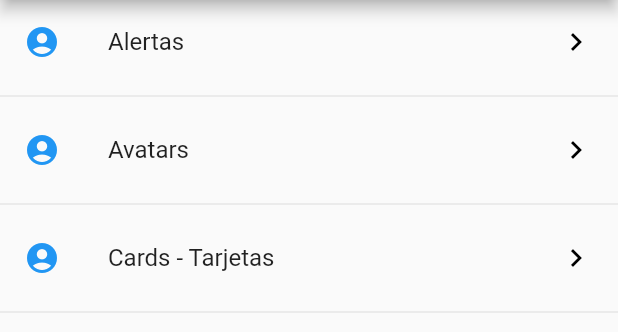
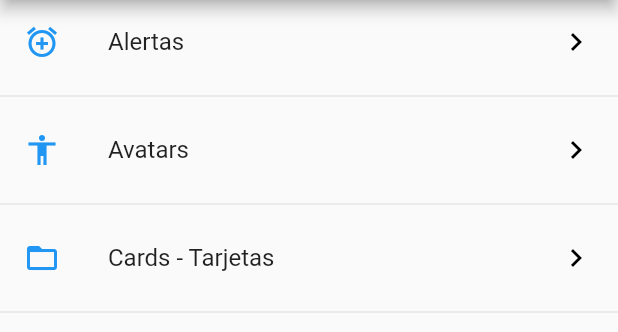
Before and after one commit to goandreus/Travel_Todo, a Flutter app: the screen it shows after launch, on a phone screen of 412 x 824 dp, the part 84-416 px from its top. Run offline on Flutter 3.47's test engine with Material 2 defaults, Android fonts, the phone set to English and light mode, and no system bars.

Commit message:
utils-icon

```diff
--- a/lib/src/pages/home_page.dart
+++ b/lib/src/pages/home_page.dart
@@ -1,4 +1,5 @@
 import 'package:componentes/src/providers/menu_provider.dart';
+import 'package:componentes/src/utils/icon_string_util.dart';
 import 'package:flutter/material.dart';
 
 class HomePage extends StatelessWidget {
@@ -32,7 +33,7 @@ class HomePage extends StatelessWidget {
       data.forEach((opt){
         final widgetTemp = ListTile(
           title: Text( opt['texto']),
-          leading: Icon(Icons.account_circle, color: Colors.blue),
+          leading: getIcon(opt['icon']),
           trailing: Icon(Icons.keyboard_arrow_right, color: Colors.black),
           onTap: (){
 
--- /dev/null
+++ b/lib/src/utils/icon_string_util.dart
@@ -0,0 +1,12 @@
+import 'package:flutter/material.dart';
+
+final _icons = <String, IconData>{
+  'add_alert': Icons.add_alarm,
+  'accessibility': Icons.accessibility,
+  'folder_open': Icons.folder_open,
+};
+
+
+Icon getIcon(String nombreIcono){
+  return Icon(_icons[nombreIcono], color: Colors.blue,);
+}
```
